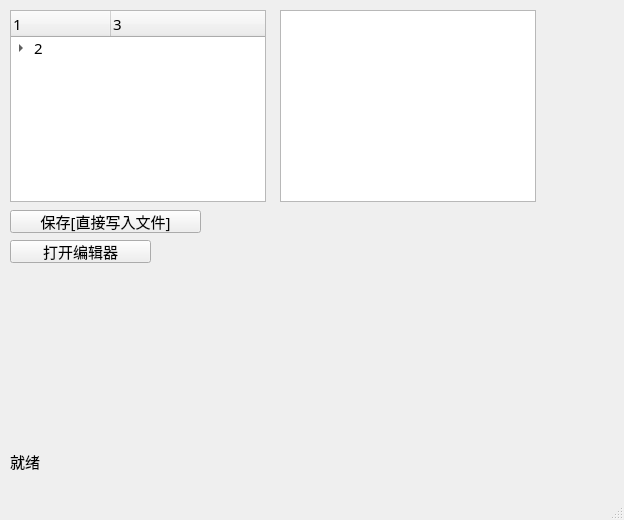
The window that NEW_UI/Main.ui (33957024/Barotrauma-Python-XML-md) describes before a commit, drawn with Qt 5.
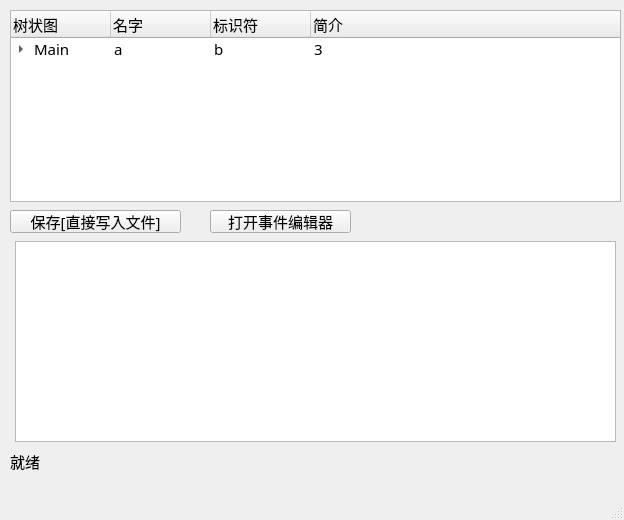
The same window after the commit.

The edit to the form file:
```diff
--- a/NEW_UI/Main.ui
+++ b/NEW_UI/Main.ui
@@ -25,23 +25,42 @@
      <rect>
       <x>10</x>
       <y>10</y>
-      <width>256</width>
+      <width>611</width>
       <height>192</height>
      </rect>
     </property>
     <column>
      <property name="text">
-      <string notr="true">1</string>
+      <string>树状图</string>
      </property>
     </column>
     <column>
      <property name="text">
-      <string>3</string>
+      <string notr="true">名字</string>
+     </property>
+    </column>
+    <column>
+     <property name="text">
+      <string>标识符</string>
+     </property>
+    </column>
+    <column>
+     <property name="text">
+      <string>简介</string>
      </property>
     </column>
     <item>
      <property name="text">
-      <string>2</string>
+      <string>Main</string>
+     </property>
+     <property name="text">
+      <string>a</string>
+     </property>
+     <property name="text">
+      <string>b</string>
+     </property>
+     <property name="text">
+      <string>3</string>
      </property>
      <item>
       <property name="text">
@@ -60,7 +79,7 @@
      <rect>
       <x>10</x>
       <y>210</y>
-      <width>191</width>
+      <width>171</width>
       <height>23</height>
      </rect>
     </property>
@@ -68,16 +87,6 @@
      <string>保存[直接写入文件]</string>
     </property>
    </widget>
-   <widget class="QListView" name="listView">
-    <property name="geometry">
-     <rect>
-      <x>280</x>
-      <y>10</y>
-      <width>256</width>
-      <height>192</height>
-     </rect>
-    </property>
-   </widget>
    <widget class="QLabel" name="label">
     <property name="geometry">
      <rect>
@@ -94,14 +103,24 @@
    <widget class="QPushButton" name="pushButton_2">
     <property name="geometry">
      <rect>
-      <x>10</x>
-      <y>240</y>
+      <x>210</x>
+      <y>210</y>
       <width>141</width>
       <height>23</height>
      </rect>
     </property>
     <property name="text">
-     <string>打开编辑器</string>
+     <string>打开事件编辑器</string>
+    </property>
+   </widget>
+   <widget class="QTableView" name="tableView">
+    <property name="geometry">
+     <rect>
+      <x>15</x>
+      <y>241</y>
+      <width>601</width>
+      <height>201</height>
+     </rect>
     </property>
    </widget>
   </widget>
```
Left out of the diff: 18 changed lines with no effect on the pictures.
